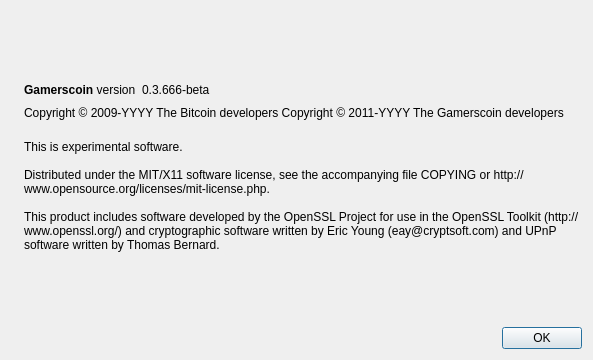
gamers-coin/gamecredits, file src/qt/forms/aboutdialog.ui: the form before one commit.
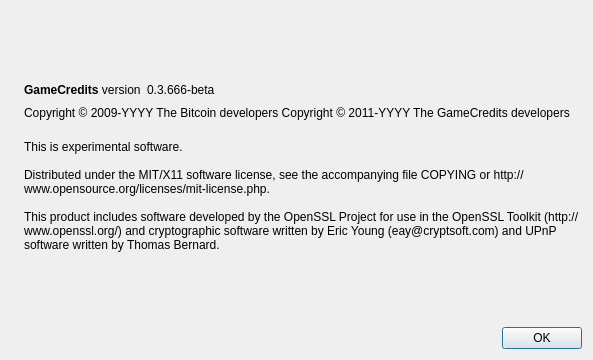
The form after the commit. Icons and pictures are not drawn.

What changed in the file:
```diff
--- a/src/qt/forms/aboutdialog.ui
+++ b/src/qt/forms/aboutdialog.ui
@@ -50,7 +50,7 @@
           <cursorShape>IBeamCursor</cursorShape>
          </property>
          <property name="text">
-          <string>&lt;b&gt;Gamerscoin&lt;/b&gt; version</string>
+          <string>&lt;b&gt;GameCredits&lt;/b&gt; version</string>
          </property>
          <property name="textInteractionFlags">
           <set>Qt::LinksAccessibleByMouse|Qt::TextSelectableByKeyboard|Qt::TextSelectableByMouse</set>
@@ -92,7 +92,7 @@
        </property>
        <property name="text">
         <string notr="true">Copyright &amp;copy; 2009-YYYY The Bitcoin developers
-Copyright &amp;copy; 2011-YYYY The Gamerscoin developers</string>
+Copyright &amp;copy; 2011-YYYY The GameCredits developers</string>
        </property>
        <property name="textFormat">
         <enum>Qt::RichText</enum>
```
Left out of the diff: 2 changed lines with no effect on the pictures.
